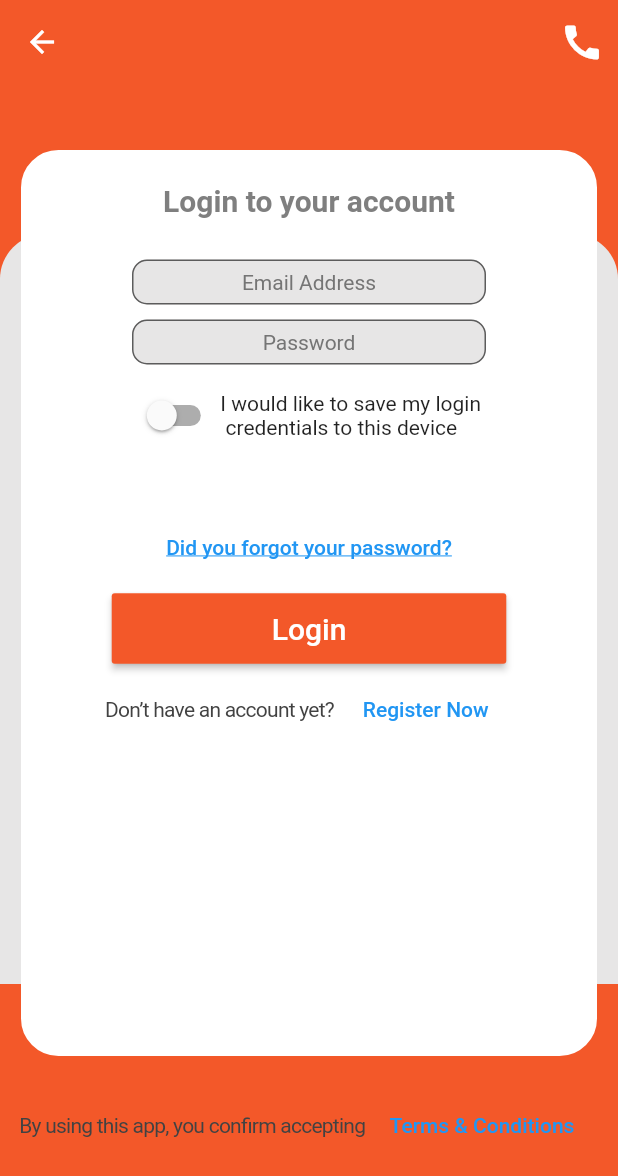
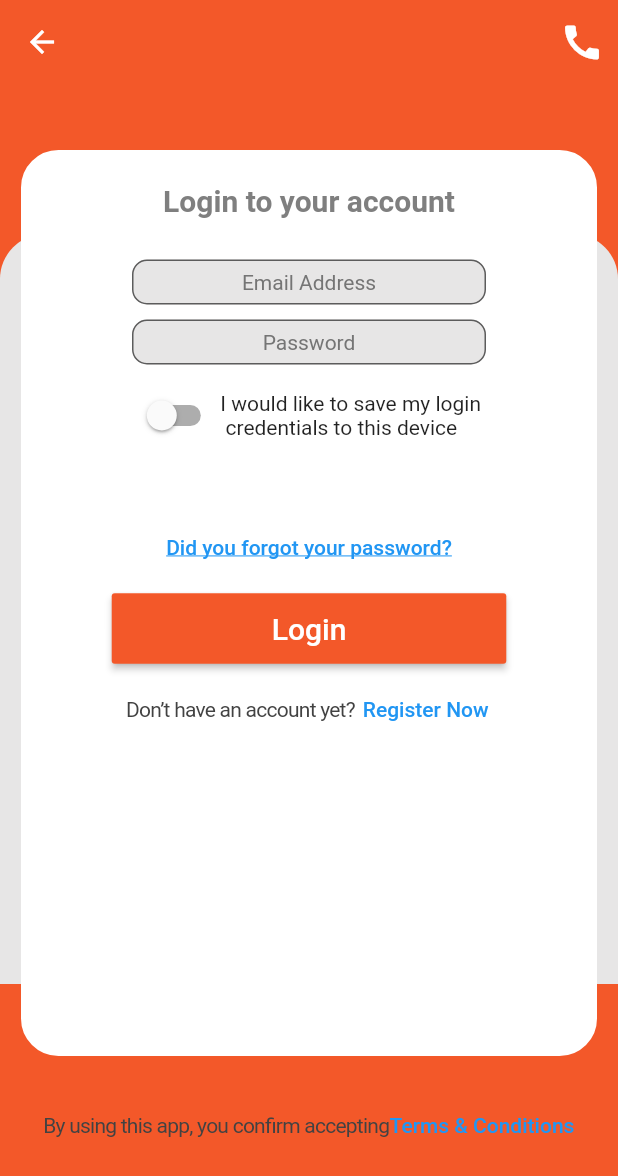
Before and after one commit to Abdelaty/initium_task, a Flutter app: the LoginScreen screen opened directly, on a phone screen of 412 x 824 dp. Shown: the top 1176 px of the screen. Run offline on Flutter 3.47's test engine with Material 2 defaults, Android fonts, the phone set to English and light mode, and no system bars; our stand-ins replace shared_preferences; accounts and stored records are empty; network calls fail.

Commit message:
fix bugs.

```diff
--- a/lib/intro.dart
+++ b/lib/intro.dart
@@ -168,7 +168,7 @@ class _MyHomePageState extends State<MyHomePage> {
                   child: Text(
                     'Login to your account',
                     style:
-                    TextStyle(fontSize: 24.0, fontWeight: FontWeight.w400),
+                        TextStyle(fontSize: 24.0, fontWeight: FontWeight.w400),
                   ),
                   textColor: Colors.white,
                   padding: EdgeInsets.all(12.0),
@@ -189,6 +189,7 @@ class _MyHomePageState extends State<MyHomePage> {
                       TextStyle(fontSize: 18.0, color: Color(0xFF7f7f7f)),
                     ),
                     FlatButton(
+                      padding: EdgeInsets.all(-5.0),
                       onPressed: () {
                         Navigator.push(
                           context,
--- a/lib/login.dart
+++ b/lib/login.dart
@@ -45,8 +45,8 @@ class _LoginScreenState extends State<LoginScreen> {
                 SizedBox(
                   child: const DecoratedBox(
                       decoration: const BoxDecoration(
-                        color: primaryColor,
-                      )),
+                    color: primaryColor,
+                  )),
                   width: double.infinity,
                   height: 100.0,
                 ),
@@ -157,6 +157,7 @@ class _LoginScreenState extends State<LoginScreen> {
                             letterSpacing: -0.5, color: Colors.grey[800]),
                       ),
                       FlatButton(
+                        padding: EdgeInsets.all(-5.0),
                         onPressed: () {
                           Navigator.push(
                             context,
@@ -186,8 +187,11 @@ class _LoginScreenState extends State<LoginScreen> {
                     'By using this app, you confirm accepting',
                     style:
                     TextStyle(letterSpacing: -0.5, color: Colors.grey[800]),
+                    maxLines: 2,
+                    overflow: TextOverflow.ellipsis,
                   ),
                   FlatButton(
+                    padding: EdgeInsets.all(-4.0),
                     onPressed: () {},
                     child: Text(
                       'Terms & Conditions',
--- a/lib/signup.dart
+++ b/lib/signup.dart
@@ -58,8 +58,8 @@ class _SignupScreenState extends State<SignupScreen> {
                 SizedBox(
                   child: const DecoratedBox(
                       decoration: const BoxDecoration(
-                        color: primaryColor,
-                      )),
+                    color: primaryColor,
+                  )),
                   width: double.infinity,
                   height: 100.0,
                 ),
```
